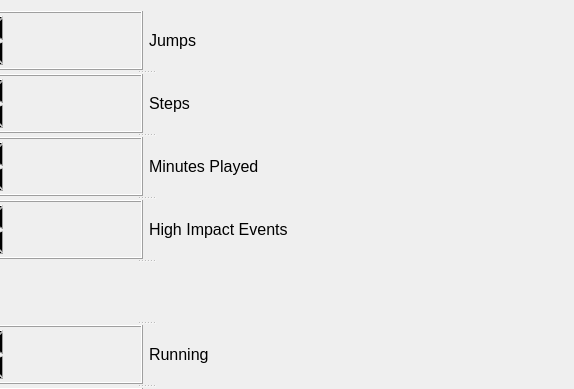
The window that GUI/playerStats.ui (vasav123/LoadManager) describes before a commit, drawn with Qt 5; both pictures show x 283 to 857 and y 0 to 389 of the 857 by 634 pixel window.
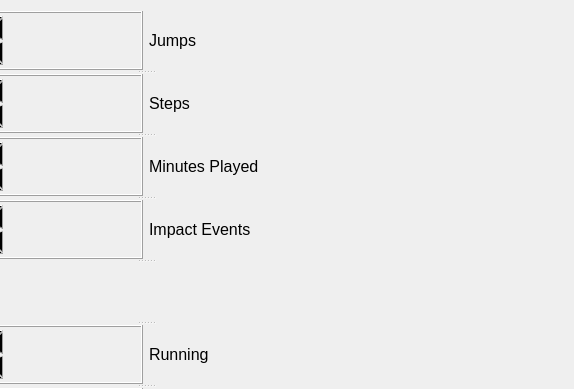
The same window after the commit.

Commit message: Changed Impact Events

The edit to the form file:
```diff
--- a/GUI/playerStats.ui
+++ b/GUI/playerStats.ui
@@ -112,7 +112,7 @@
           </font>
          </property>
          <property name="text">
-          <string>High Impact Events       </string>
+          <string>Impact Events       </string>
          </property>
          <property name="scaledContents">
           <bool>true</bool>
```
The commit also changes 1 other file.
